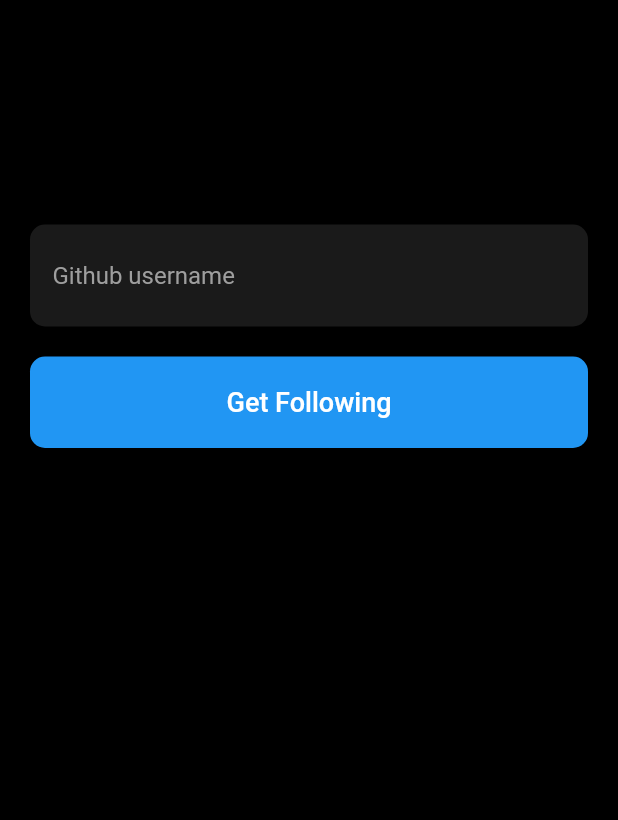
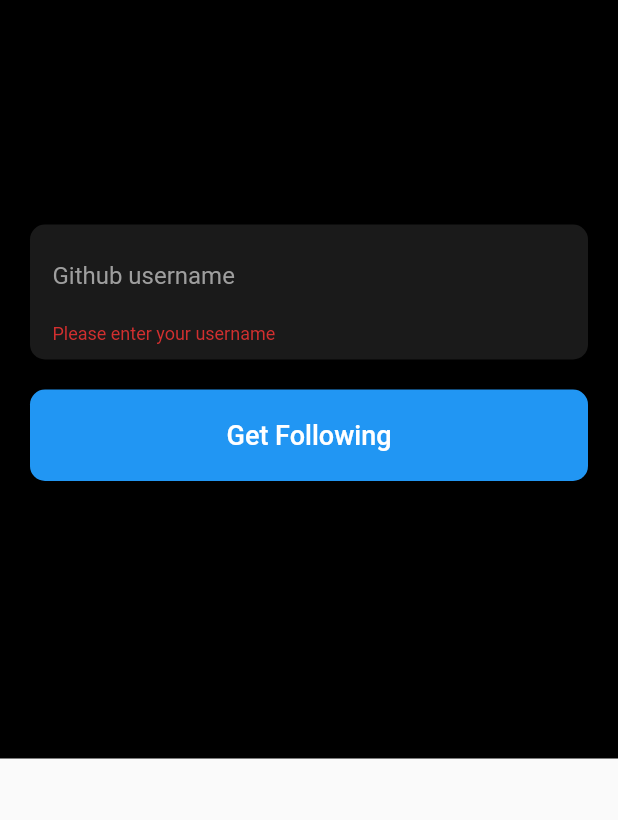
Before and after one commit to Mayowa-Ojo/github-stats, a Flutter app: the screen it shows after launch, after a tap on "Get Following", on a phone screen of 412 x 824 dp, the part 416-1236 px from its top. Run offline on Flutter 3.47's test engine with Material 2 defaults, Android fonts, the phone set to English and light mode, and no system bars; accounts and stored records are empty; network calls fail.

```diff
--- a/lib/main.dart
+++ b/lib/main.dart
@@ -1,8 +1,13 @@
-import 'package:flutter/material.dart';
+import 'package:github_stats/pages/following_page.dart';
+import "package:provider/provider.dart";
 
-void main() => runApp(
-      MaterialApp(home: HomePage(), debugShowCheckedModeBanner: false),
-    );
+import "package:flutter/material.dart";
+import 'package:github_stats/providers/user_provider.dart';
+
+void main() => runApp(ChangeNotifierProvider<UserProvider>(
+      child: MaterialApp(home: HomePage(), debugShowCheckedModeBanner: false),
+      create: (context) => UserProvider(),
+    ));
 
 class HomePage extends StatefulWidget {
   // HomePage({Key key}) : super(key: key);
@@ -12,6 +17,26 @@ class HomePage extends StatefulWidget {
 }
 
 class _HomePageState extends State<HomePage> {
+  TextEditingController _controller = TextEditingController();
+
+  void _getUser() {
+    if (_controller.text == "") {
+      Provider.of<UserProvider>(context, listen: false)
+          .setMessage("Please enter your username");
+
+      return;
+    }
+
+    Provider.of<UserProvider>(context, listen: false)
+        .fetchUser(_controller.text)
+        .then((value) {
+      if (value) {
+        Navigator.push(
+            context, MaterialPageRoute(builder: (context) => FollowingPage()));
+      }
+    });
+  }
+
   @override
   Widget build(BuildContext context) {
     return Scaffold(
@@ -19,6 +44,7 @@ class _HomePageState extends State<HomePage> {
         color: Colors.black,
         child: Padding(
           padding: EdgeInsets.all(20),
+          child: SingleChildScrollView(
             child: Column(
               children: <Widget>[
                 SizedBox(
@@ -30,7 +56,7 @@ class _HomePageState extends State<HomePage> {
                   child: CircleAvatar(
                     backgroundColor: Colors.transparent,
                     backgroundImage: NetworkImage(
-                      'https://icon-library.net/images/github-icon-png/github-icon-png-29.jpg'),
+                        "https://icon-library.net/images/github-icon-png/github-icon-png-29.jpg"),
                   ),
                 ),
                 SizedBox(
@@ -52,9 +78,17 @@ class _HomePageState extends State<HomePage> {
                       borderRadius: BorderRadius.circular(10),
                       color: Colors.white.withOpacity(.1)),
                   child: TextField(
+                    onChanged: (value) {
+                      Provider.of<UserProvider>(context, listen: false)
+                          .setMessage(null);
+                    },
+                    controller: _controller,
+                    enabled: !Provider.of<UserProvider>(context, listen: false)
+                        .isLoading,
                     style: TextStyle(color: Colors.white),
                     decoration: InputDecoration(
-                      hintText: 'Github username',
+                        errorText: Provider.of<UserProvider>(context).message,
+                        hintText: "Github username",
                         hintStyle: TextStyle(color: Colors.grey),
                         border: InputBorder.none),
                   ),
@@ -63,19 +97,31 @@ class _HomePageState extends State<HomePage> {
                   height: 20,
                 ),
                 MaterialButton(
-                onPressed: () {},
                   padding: EdgeInsets.all(20),
                   color: Colors.blue,
                   shape: RoundedRectangleBorder(
                       borderRadius: BorderRadius.circular(10)),
                   child: Align(
-                  child: Text(
-                    'Get Following',
+                    child: Provider.of<UserProvider>(context).isLoading
+                        ? CircularProgressIndicator(
+                            backgroundColor: Colors.white,
+                            strokeWidth: 2,
+                          )
+                        : Text(
+                            "Get Following",
                             style: TextStyle(color: Colors.white, fontSize: 18),
                           ),
                   ),
+                  onPressed: () {
+                    _getUser();
+                  },
+                ),
+                SizedBox(
+                  height:
+                      165, // this is just a hack to stretch the page to full height till I figure out something more intuitive
                 )
               ],
+            ),
           ),
         ),
       ),
```
Lines whose indentation alone changed are shown as unchanged.
